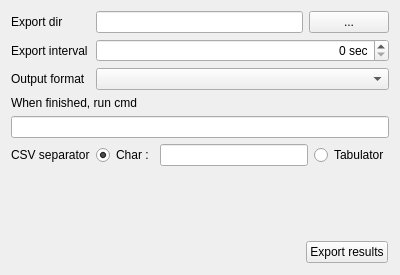
Before: the Qt Designer form quickevent/app/quickevent/plugins/Runs/src/services/resultsexporterwidget.ui in Quick-Event/quickbox, drawn with Qt 5.
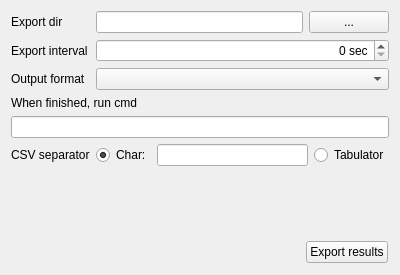
After: the same form once the commit is applied.

Commit message: feat: UI improvements, typos

```diff
--- a/quickevent/app/quickevent/plugins/Runs/src/services/resultsexporterwidget.ui
+++ b/quickevent/app/quickevent/plugins/Runs/src/services/resultsexporterwidget.ui
@@ -150,7 +150,7 @@
      <item>
       <widget class="QRadioButton" name="rbCsvSeparatorChar">
        <property name="text">
-        <string>Char :</string>
+        <string>Char:</string>
        </property>
        <property name="checked">
         <bool>true</bool>
```
The commit also changes 2 other files.
